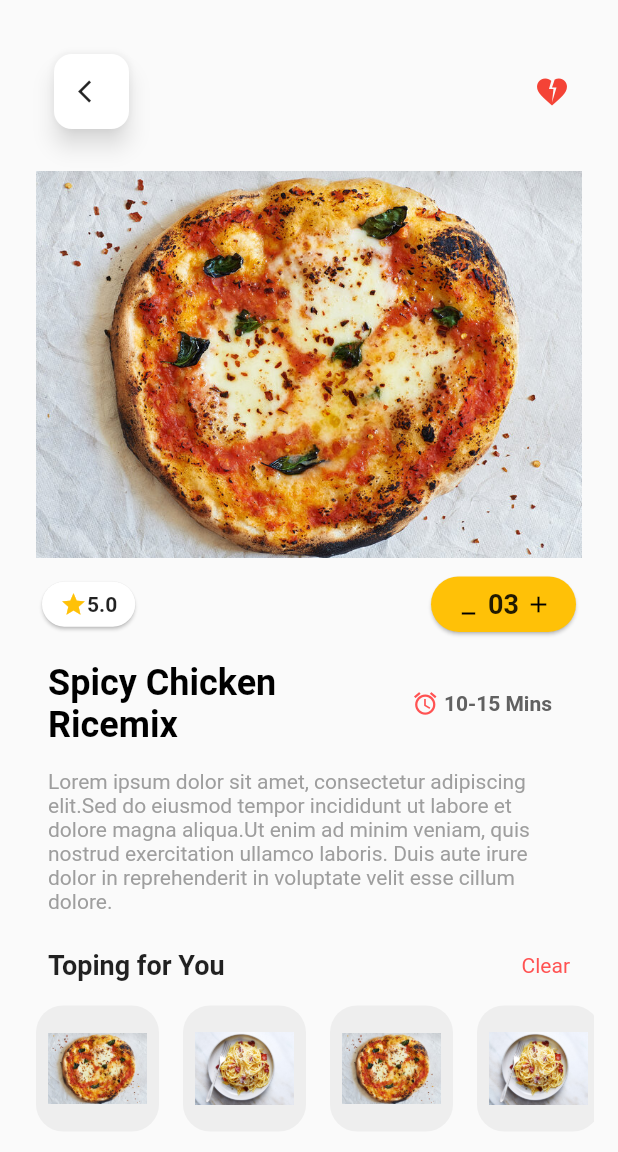
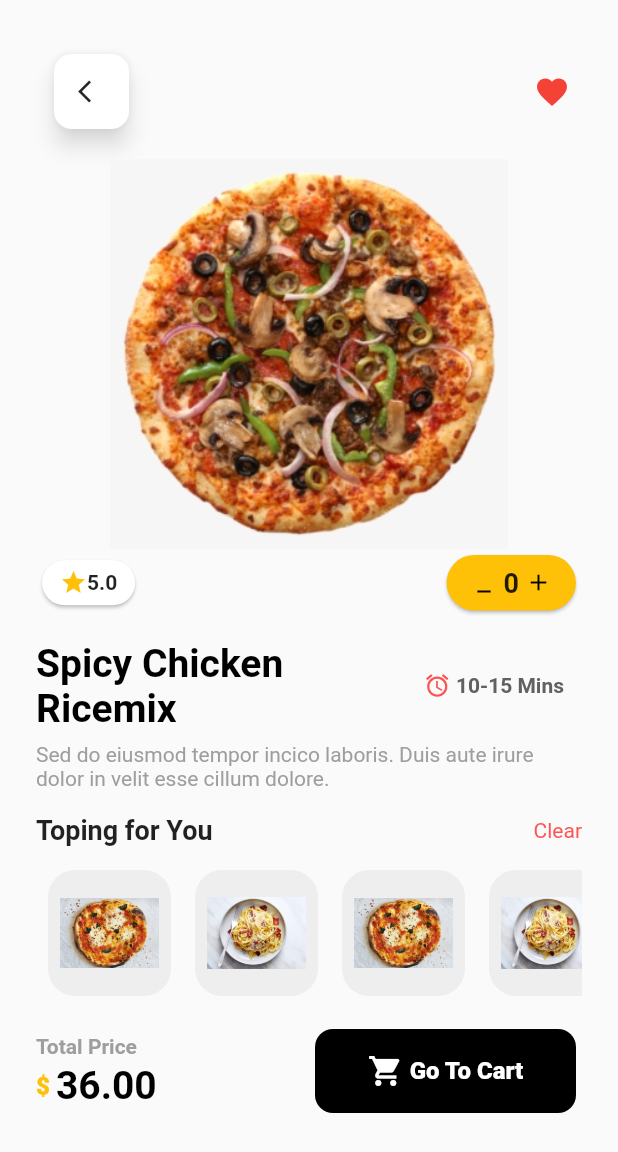
Before and after one commit to aarafrao22/Ecom, a Flutter app: the screen it shows after launch, after a tap on "Grilled Skewers", on a phone screen of 412 x 824 dp. Shown: the top 1152 px of the screen. Run offline on Flutter 3.47's test engine with Material 2 defaults, Android fonts, the light colour scheme and no system bars.

Commit message:
Initial Commit

```diff
--- a/lib/FoodDetailActivity.dart
+++ b/lib/FoodDetailActivity.dart
@@ -48,6 +48,7 @@ class _FoodDetailActivityState extends State<FoodDetailActivity> {
         price: "36.00",
         imageUrl: "res/img.png"),
   ];
+  int count = 0;
 
   @override
   Widget build(BuildContext context) {
@@ -62,8 +63,7 @@ class _FoodDetailActivityState extends State<FoodDetailActivity> {
               alignment: Alignment.topCenter,
             ),
             Container(
-              margin: const EdgeInsets.all(8.0),
-              padding: const EdgeInsets.all(8),
+              margin: const EdgeInsets.all(16),
               child: Row(
                 mainAxisAlignment: MainAxisAlignment.spaceBetween,
                 children: [
@@ -105,18 +105,25 @@ class _FoodDetailActivityState extends State<FoodDetailActivity> {
                     ),
                   ),
                   const Icon(
-                    Icons.heart_broken,
+                    Icons.favorite,
                     color: Colors.red,
+                    size: 24,
                   )
                 ],
               ),
             ),
+            Row(
+              mainAxisAlignment: MainAxisAlignment.center,
+              crossAxisAlignment: CrossAxisAlignment.center,
+              children: [
                 Container(
+                  height: 260,
                   // margin: const EdgeInsets.all(8.0),
-              padding: const EdgeInsets.all(8),
                   child: Image.asset(
-                "res/img.png",
+                    "res/img_2.png",
                   ),
+                ),
+              ],
             ),
             Container(
               padding: const EdgeInsets.fromLTRB(8, 0, 8, 0),
@@ -166,27 +173,32 @@ class _FoodDetailActivityState extends State<FoodDetailActivity> {
                             const EdgeInsets.fromLTRB(16.0, 8.0, 16.0, 8.0),
                         child: Row(
                           mainAxisSize: MainAxisSize.min,
-                              children: const [
-                                Icon(
+                          children: [
+                            const Icon(
                               Icons.minimize_outlined,
                               color: Colors.black,
                               size: 18.0,
                             ),
-                                SizedBox(
+                            const SizedBox(
                               width: 4,
                             ),
                             Text(
-                                  "03",
-                                  style: TextStyle(
+                              count.toString(),
+                              style: const TextStyle(
                                   fontSize: 18, fontWeight: FontWeight.bold),
                             ),
-                                SizedBox(
+                            const SizedBox(
                               width: 4,
                             ),
-                                Icon(
+                            GestureDetector(
+                              onTap: () {
+                                count++;
+                              },
+                              child: const Icon(
                                 Icons.add,
                                 color: Colors.black,
                                 size: 18.0,
+                              ),
                             ),
                           ],
                         ),
@@ -198,13 +210,13 @@ class _FoodDetailActivityState extends State<FoodDetailActivity> {
             ),
             Container(
               margin: const EdgeInsets.fromLTRB(8, 16, 8, 0),
-              padding: const EdgeInsets.fromLTRB(8, 0, 8, 0),
+              // padding: const EdgeInsets.fromLTRB(8, 0, 8, 0),
               child: Row(
                 mainAxisAlignment: MainAxisAlignment.spaceBetween,
                 children: [
                   const Text("Spicy Chicken\nRicemix",
                       style: TextStyle(
-                          fontSize: 24,
+                          fontSize: 26,
                           color: Colors.black,
                           fontWeight: FontWeight.w600)),
                   Row(
@@ -237,15 +249,14 @@ class _FoodDetailActivityState extends State<FoodDetailActivity> {
             ),
             Container(
               margin: const EdgeInsets.all(8.0),
-                  padding: const EdgeInsets.all(8),
               child: const Text(
-                "Lorem ipsum dolor sit amet, consectetur adipiscing elit.Sed do eiusmod tempor incididunt ut labore et dolore magna aliqua.Ut enim ad minim veniam, quis nostrud exercitation ullamco laboris. Duis aute irure dolor in reprehenderit in voluptate velit esse cillum dolore.",
+                "Sed do eiusmod tempor incico laboris. Duis aute irure dolor in velit esse cillum dolore.",
                 style: TextStyle(color: Colors.grey),
               ),
             ),
             Container(
               margin: const EdgeInsets.all(8.0),
-              padding: const EdgeInsets.fromLTRB(8, 0, 8, 0),
+              // padding: const EdgeInsets.fromLTRB(8, 0, 8, 0),
               child: Row(
                 mainAxisAlignment: MainAxisAlignment.spaceBetween,
                 children: const [
@@ -263,8 +274,9 @@ class _FoodDetailActivityState extends State<FoodDetailActivity> {
                 ],
               ),
             ),
-            SizedBox(
+                Container(
               height: 100,
+              margin: const EdgeInsets.fromLTRB(8, 0, 8, 0),
               child: ListView.builder(
                 scrollDirection: Axis.horizontal,
                 itemCount: foods.length,
@@ -291,6 +303,78 @@ class _FoodDetailActivityState extends State<FoodDetailActivity> {
                 },
               ),
             ),
+            Container(
+                margin: const EdgeInsets.fromLTRB(8, 10, 8, 0),
+                // padding: EdgeInsets.all(8),
+                child: Row(
+                  children: [
+                    Expanded(
+                      child: Column(
+                        crossAxisAlignment: CrossAxisAlignment.start,
+                        mainAxisAlignment: MainAxisAlignment.start,
+                        children: [
+                          const Text(
+                            "Total Price",
+                            style: TextStyle(
+                                color: Colors.grey,
+                                fontSize: 14,
+                                fontWeight: FontWeight.bold),
+                          ),
+                          const SizedBox(
+                            height: 3,
+                          ),
+                          Row(
+                            mainAxisAlignment: MainAxisAlignment.start,
+                            crossAxisAlignment: CrossAxisAlignment.center,
+                            // crossAxisAlignment: CrossAxisAlignment.start,
+                            children: const [
+                              Text("\$ ",
+                                  style: TextStyle(
+                                      color: Colors.amber,
+                                      fontSize: 16,
+                                      fontWeight: FontWeight.w900)),
+                              Text("36.00",
+                                  style: TextStyle(
+                                      color: Colors.black,
+                                      fontSize: 26,
+                                      fontWeight: FontWeight.w600))
+                            ],
+                          )
+                        ],
+                      ),
+                    ),
+                    Expanded(
+                      child: Card(
+                        color: Colors.black,
+                        shape: RoundedRectangleBorder(
+                          borderRadius: BorderRadius.circular(12),
+                        ),
+                        elevation: 0,
+                        child: Container(
+                          padding: const EdgeInsets.fromLTRB(16, 16, 16, 16),
+                          // Replace with your desired color or widget
+                          child: Row(
+                            mainAxisAlignment: MainAxisAlignment.center,
+                            crossAxisAlignment: CrossAxisAlignment.center,
+                            children: const [
+                              Icon(
+                                Icons.shopping_cart,
+                                color: Colors.white,
+                              ),
+                              Text(
+                                " Go To Cart",
+                                style: TextStyle(
+                                    color: Colors.white,
+                                    fontSize: 16,
+                                    fontWeight: FontWeight.w900),
+                              ),
+                            ],
+                          ), // Replace with your desired color or widget
+                        ),
+                      ),
+                    ),
+                  ],
+                ))
           ],
         )),
       ),
--- a/lib/main.dart
+++ b/lib/main.dart
@@ -254,7 +254,7 @@ class _MyHomePageState extends State<MyHomePage> {
                               const SizedBox(
                                 width: 10,
                               ),
-                              const Icon(Icons.heart_broken)
+                              const Icon(Icons.favorite)
                             ],
                           )
                         ],
@@ -324,18 +324,22 @@ class _MyHomePageState extends State<MyHomePage> {
                                 Icon(
                                   Icons.star,
                                   color: Colors.amber,
+                                  size: 16,
                                 ),
                                 Icon(
                                   Icons.star,
                                   color: Colors.amber,
+                                  size: 16,
                                 ),
                                 Icon(
                                   Icons.star,
                                   color: Colors.amber,
+                                  size: 16,
                                 ),
                                 Icon(
                                   Icons.star_border,
                                   color: Colors.amber,
+                                  size: 16,
                                 ),
                               ],
                             ),
--- a/pubspec.yaml
+++ b/pubspec.yaml
@@ -68,6 +68,7 @@ flutter:
   assets:
     - res/img.png
     - res/img_1.png
+    - res/img_2.png
 
   # An image asset can refer to one or more resolution-specific "variants", see
   # https://flutter.dev/assets-and-images/#resolution-aware
```
Also changed, not shown: pubspec.lock, res/img_2.png (added). Lines whose indentation alone changed are shown as unchanged.
